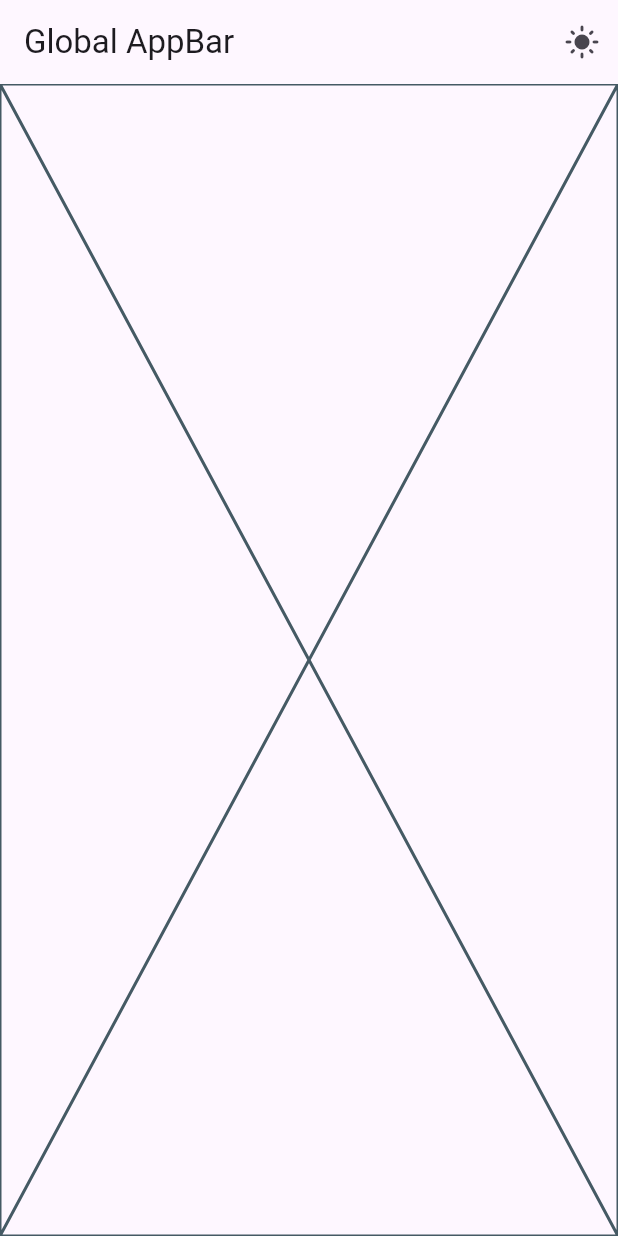
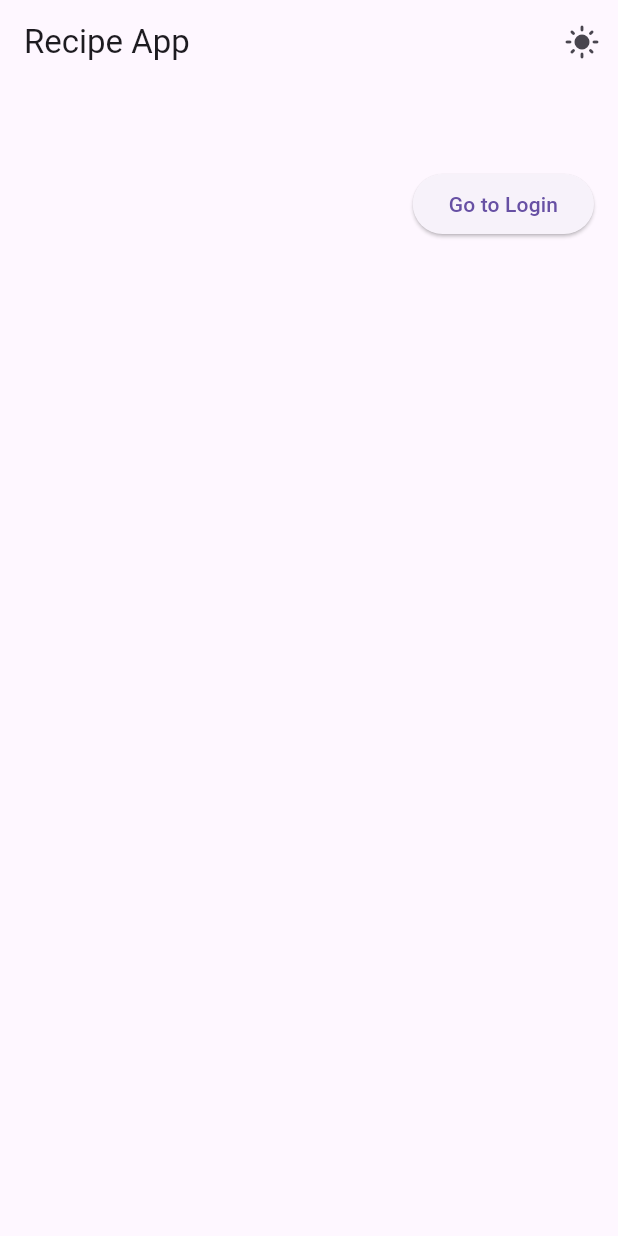
Before and after one commit to SantiVelez1012/recipe_flutter_app_test, a Flutter app: the screen it shows after launch, on a phone screen of 412 x 824 dp. Run offline on Flutter 3.47's test engine with Material 3 defaults, Android fonts, the phone set to English and light mode, and no system bars; our stand-ins replace flutter_riverpod, go_router.

Commit message:
changing architecture

```diff
--- a/lib/common/domain/router/app_router.dart
+++ b/lib/common/domain/router/app_router.dart
@@ -1,15 +1,15 @@
 import 'package:flutter/material.dart';
 import 'package:go_router/go_router.dart';
-import 'package:recipe_flutter_app_test/common/presentation/pages/introduction/introduction_screen.dart';
 import 'package:recipe_flutter_app_test/features/login/presentation/pages/log_in_screen.dart';
-import 'package:recipe_flutter_app_test/widgets/app_scaffold.dart';
+import 'package:recipe_flutter_app_test/features/tutorial/presentation/pages/introduction_page.dart';
+import 'package:recipe_flutter_app_test/common/widgets/app_scaffold.dart';
 
 final GoRouter appRouter = GoRouter(
   routes: <RouteBase>[
     GoRoute(
       path: '/',
       builder: (BuildContext context, GoRouterState state) {
-        return AppScaffold(child: IntroductionScreen() );
+        return AppScaffold(child: IntroductionPage() );
       },
       routes: <RouteBase>[
         GoRoute(
--- a/lib/common/presentation/pages/introduction/introduction_screen.dart
+++ /dev/null
@@ -1,10 +0,0 @@
-import 'package:flutter/material.dart';
-
-class IntroductionScreen extends StatelessWidget {
-  const IntroductionScreen({super.key});
-
-  @override
-  Widget build(BuildContext context) {
-    return const Placeholder();
-  }
-}
--- /dev/null
+++ b/lib/common/utils/text_constants.dart
@@ -0,0 +1,5 @@
+abstract class TextConstants {
+
+  static const String globalTitle = 'Recipe App';
+
+}
--- a/lib/widgets/app_scaffold.dart
+++ b/lib/common/widgets/app_scaffold.dart
@@ -1,7 +1,8 @@
 import 'package:flutter/material.dart';
 import 'package:flutter_riverpod/flutter_riverpod.dart';
+import 'package:recipe_flutter_app_test/common/utils/text_constants.dart';
 
-import '../common/domain/providers/theme_provider.dart';
+import '../domain/providers/theme_provider.dart';
 
 class AppScaffold extends StatelessWidget {
   final Widget child;
@@ -32,7 +33,7 @@ class _GlobalAppBar extends ConsumerWidget implements PreferredSizeWidget {
     final isDarkTheme = ref.watch(themeProvider).themeData.brightness == Brightness.dark;
 
     return AppBar(
-      title: Text('Global AppBar'),
+      title: Text(TextConstants.globalTitle),
       actions: [
         IconButton(
           icon: Icon(isDarkTheme ? Icons.dark_mode : Icons.light_mode),
--- a/lib/features/login/presentation/pages/log_in_screen.dart
+++ b/lib/features/login/presentation/pages/log_in_screen.dart
@@ -1,10 +1,13 @@
 import 'package:flutter/material.dart';
+import 'package:recipe_flutter_app_test/common/widgets/app_scaffold.dart';
 
 class LoginScreen extends StatelessWidget {
   const LoginScreen({super.key});
 
   @override
   Widget build(BuildContext context) {
-    return const Placeholder();
+    return AppScaffold(child:
+    Placeholder()
+    );
   }
 }
--- /dev/null
+++ b/lib/features/tutorial/presentation/pages/introduction_page.dart
@@ -0,0 +1,29 @@
+import 'package:flutter/material.dart';
+import 'package:go_router/go_router.dart';
+
+class IntroductionPage extends StatelessWidget {
+  const IntroductionPage({super.key});
+
+  @override
+  Widget build(BuildContext context) {
+    return ListView(
+      children: [
+        const SizedBox(height: 20),
+        const SizedBox(height: 20),
+        Row(
+          crossAxisAlignment : CrossAxisAlignment.end,
+          mainAxisAlignment: MainAxisAlignment.end,
+          children: [Padding(
+            padding: const EdgeInsets.all(16.0),
+            child: ElevatedButton(
+              onPressed: () {
+          context.go('/login');
+              },
+              child: const Text('Go to Login'),
+            ),
+          ),]
+        ),
+      ],
+    );
+  }
+}
```
Also changed, not shown: lib/features/recipes/pages/feed_screen.dart (+16 -1 lines), lib/common/presentation/pages/feed/feed_screen.dart (deleted).
